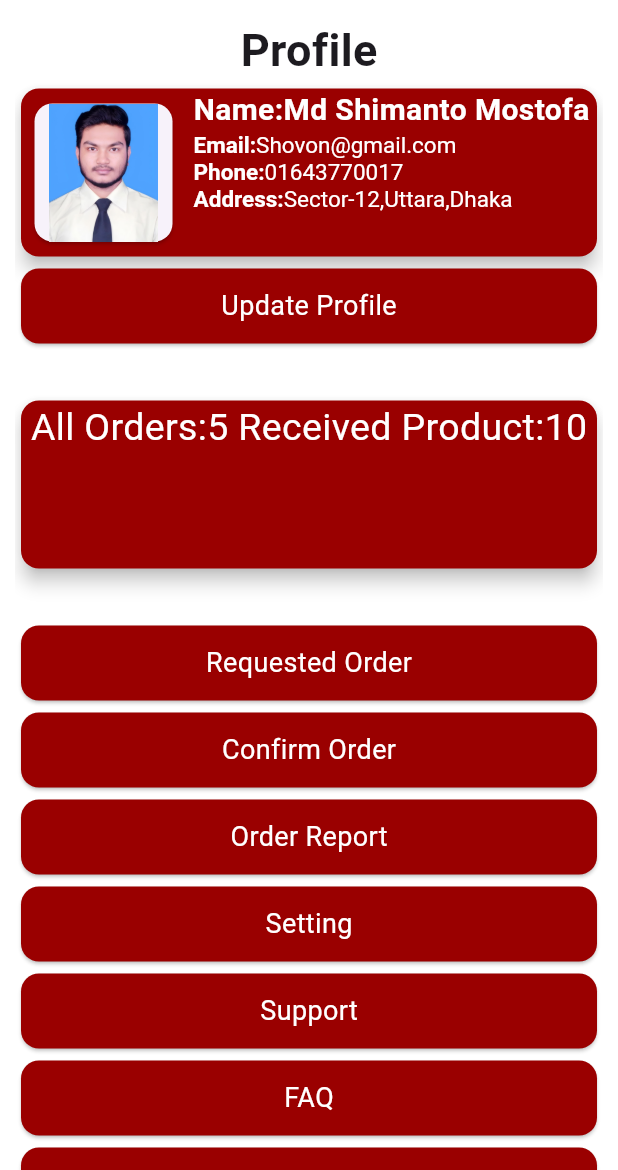
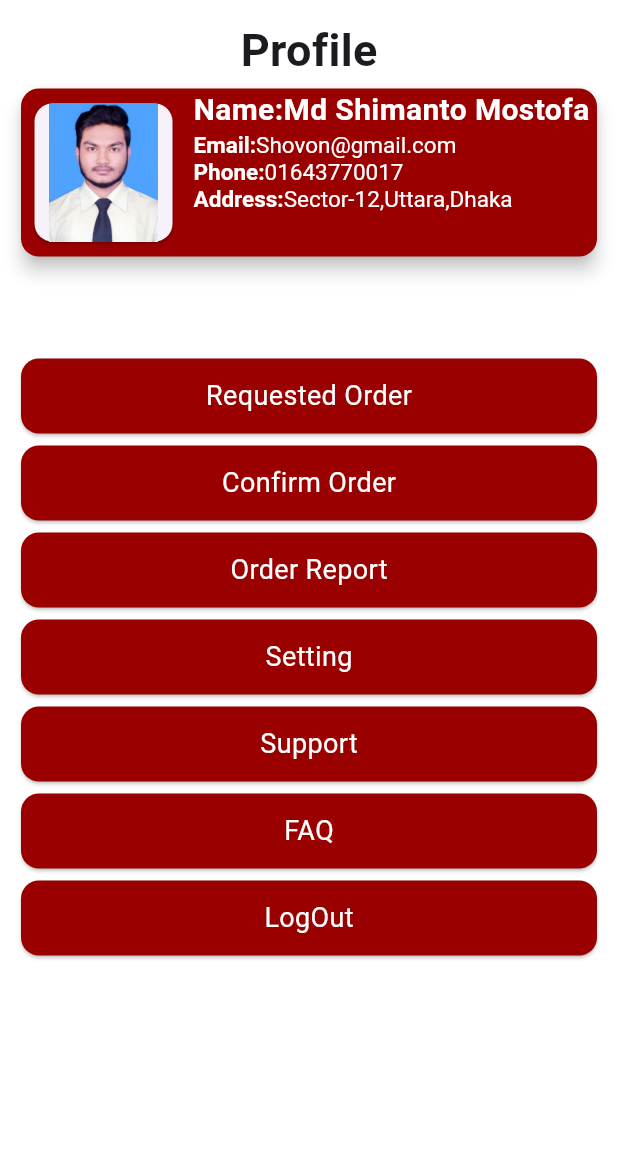
Before and after one commit to Shovon0017/pc_mart_version02, a Flutter app: the screen it shows after launch, on a phone screen of 412 x 824 dp, the part 66-1236 px from its top. Run offline on Flutter 3.47's test engine with Material 3 defaults, Android fonts, the phone set to English and light mode, and no system bars; our stand-ins replace animated_notch_bottom_bar, carousel_slider, flutter_easyloading, flutter_secure_storage, fluttertoast, get and 4 more; missing offline and left inert: flutter_sslcommerz.

Commit message:
pc mart solving

```diff
--- a/lib/local storage/local_storage.dart
+++ b/lib/local storage/local_storage.dart
@@ -1,3 +1,4 @@
+
 
 import 'package:flutter_secure_storage/flutter_secure_storage.dart';
 
--- a/lib/view/screen/Profile/profile.dart
+++ b/lib/view/screen/Profile/profile.dart
@@ -10,7 +10,6 @@ import 'package:pc_shop_version02/view/screen/notification/notification.dart';
 import 'package:pc_shop_version02/view/screen/requested_order/requested_order.dart';
 import 'package:pc_shop_version02/view/screen/setting/setting.dart';
 import 'package:pc_shop_version02/view/screen/support/support.dart';
-import 'package:pc_shop_version02/view/screen/updatePage.dart';
 
 class Profile extends StatefulWidget {
   const Profile({super.key});
@@ -112,31 +111,10 @@ class _ProfileState extends State<Profile> {
                   ),
                 ),
               ),
-              CommonButton(buttonName:"Update Profile", onTap: (){
-                Get.to(()=>UpdatePage());
-              }),SizedBox(
+              SizedBox(
                 height: 30,
               ),
-              SizedBox(
-                height: 120,
-                width: double.infinity,
-                child: Card(
-                  elevation: 5,
-                  color: Color(0xff9a0000),
-                  child: Column(
-                    children: [
-                      Row(mainAxisAlignment: MainAxisAlignment.spaceEvenly,
-                        children: [
-                          Container(
-                              child: Text("All Orders:5",style: TextStyle(color: Colors.white,fontSize: 25),)),
-                          Container(child: Text("Received Product:10",style: TextStyle(color: Colors.white,fontSize: 25)))
-                        ],
-                      )
-                    ],
-                  ),
 
-                ),
-              ),
               SizedBox(
                 height: 30,
               ),
```
Also changed, not shown: lib/view/screen/updatePage.dart (deleted, +0 -39 lines).
